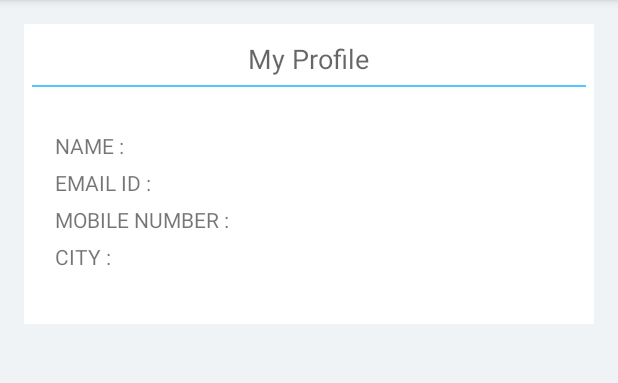
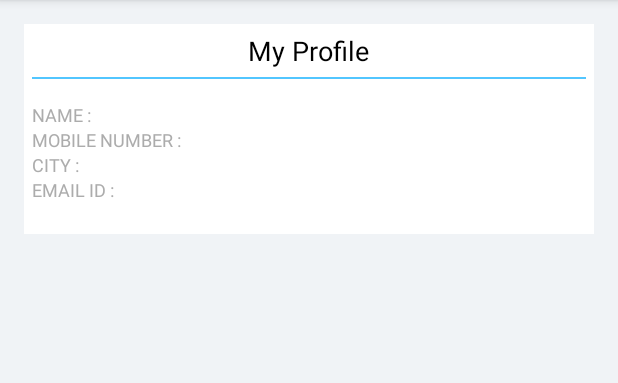
Before and after one commit to abhatia2107/hobby_android, an Android app: the MyProfile screen opened directly, with no data from a screen before it, on a phone screen of 412 x 824 dp, the part 84-467 px from its top. Run offline under Robolectric (Android 15) with nearby library versions, the phone set to English and light mode, and no system bars.

Commit message:
My profile concatenated

```diff
--- a/app/src/main/java/in/hobbyix/hobbyix/MyProfile.java
+++ b/app/src/main/java/in/hobbyix/hobbyix/MyProfile.java
@@ -1,9 +1,9 @@
 package in.hobbyix.hobbyix;
 
 import android.content.Intent;
+import android.os.Bundle;
 import android.support.v7.app.ActionBar;
 import android.support.v7.app.ActionBarActivity;
-import android.os.Bundle;
 import android.util.Log;
 import android.view.Menu;
 import android.view.MenuItem;
@@ -24,22 +24,22 @@ public class MyProfile extends ActionBarActivity {
         ActionBar actionBar = getSupportActionBar();
         actionBar.setHomeButtonEnabled(true);
         actionBar.setDisplayHomeAsUpEnabled(true);
-      //  email=(TextView)findViewById(R.id.email_name);
-        //name=(TextView)findViewById(R.id.name_of_person);
-        //mobileno=(TextView)findViewById(R.id.mobileno);
-        //city=(TextView)findViewById(R.id.city_name);
+        email=(TextView)findViewById(R.id.email_id);
+        name=(TextView)findViewById(R.id.name);
+        mobileno=(TextView)findViewById(R.id.mobile_number);
+        city=(TextView)findViewById(R.id.city);
         //set_profile_contents();
     }
     public static void set_profile_contents()
     {
-
-     /*   String name_person=user_details[0].concat(" ");
+        String name_person=user_details[0].concat(" ");
         name_person=name_person.concat(user_details[1]);
         name.setText(name_person);
-        Log.e("jfk", email+"");
-        email.setText(user_details[4]);
-        city.setText(user_details[2]);
-        mobileno.setText(user_details[3]);*/
+        Log.e("jfk", email + "");
+        name.setText("NAME"+user_details[1]);
+        email.setText("E-MAIL: "+user_details[4]);
+        city.setText("CITY"+user_details[2]);
+        mobileno.setText("MOBILE NUMBER : "+user_details[3]);
     }
 
 
--- a/app/src/main/res/layout/activity_my_profile.xml
+++ b/app/src/main/res/layout/activity_my_profile.xml
@@ -7,11 +7,12 @@
     android:paddingBottom="@dimen/activity_vertical_margin"
     tools:context="in.hobbyix.hobbyix.MyProfile">
 
-    <RelativeLayout
+    <LinearLayout
         android:layout_width="fill_parent"
-        android:layout_height="200dp"
+        android:layout_height="140dp"
         android:background="@color/white"
         android:padding="5dp"
+        android:orientation="vertical"
         android:layout_alignParentLeft="true"
         android:layout_alignParentStart="true"
         android:id="@+id/xyz">
@@ -22,9 +23,8 @@
             android:textAppearance="?android:attr/textAppearanceMedium"
             android:text="My Profile"
             android:id="@+id/Title"
-            android:layout_marginTop="5dp"
-            android:layout_alignParentTop="true"
-            android:layout_centerHorizontal="true" />
+            android:textColor="@color/black"
+            android:layout_gravity="center" />
         <View
             android:layout_width="fill_parent"
             android:layout_marginTop="5dp"
@@ -36,37 +36,26 @@
             android:layout_alignParentStart="true"
             android:id="@+id/header" />
 
-                <TextView
+        <TextView
             android:layout_width="wrap_content"
             android:layout_height="wrap_content"
             android:textAppearance="?android:attr/textAppearanceSmall"
             android:text="NAME : "
+            android:textColor="#e9a4a4a4"
+            android:textSize="12dp"
             android:id="@+id/name"
-            android:layout_marginBottom="5dp"
             android:layout_below="@+id/header"
             android:layout_alignLeft="@+id/header"
-            android:layout_alignStart="@+id/header"
-            android:layout_marginLeft="15dp"
-            android:layout_marginStart="15dp"
-            android:layout_marginTop="14dp" />
+            android:layout_alignStart="@+id/header"/>
+
 
         <TextView
             android:layout_width="wrap_content"
             android:layout_height="wrap_content"
             android:textAppearance="?android:attr/textAppearanceSmall"
-            android:text="EMAIL ID : "
-            android:id="@+id/email_id"
-            android:layout_marginBottom="5dp"
-            android:layout_below="@+id/name"
-            android:layout_alignLeft="@+id/name"
-            android:layout_alignStart="@+id/name" />
-
-        <TextView
-            android:layout_width="wrap_content"
-            android:layout_height="wrap_content"
-            android:textAppearance="?android:attr/textAppearanceSmall"
-            android:text="MOBILE NUMBER : "
-            android:layout_marginBottom="5dp"
+            android:text="MOBILE NUMBER :"
+            android:textColor="#e9a4a4a4"
+            android:textSize="12dp"
             android:id="@+id/mobile_number"
             android:layout_below="@+id/email_id"
             android:layout_alignLeft="@+id/email_id"
@@ -77,15 +66,23 @@
             android:layout_height="wrap_content"
             android:textAppearance="?android:attr/textAppearanceSmall"
             android:text="CITY : "
-            android:layout_marginBottom="5dp"
             android:id="@+id/city"
+            android:textColor="#e9a4a4a4"
+            android:textSize="12dp"
             android:layout_below="@+id/mobile_number"
             android:layout_alignLeft="@+id/mobile_number"
             android:layout_alignStart="@+id/mobile_number" />
-
-
-
-
-
-    </RelativeLayout>
+        <TextView
+            android:layout_width="match_parent"
+            android:layout_height="match_parent"
+            android:textAppearance="?android:attr/textAppearanceSmall"
+            android:text="EMAIL ID : "
+            android:id="@+id/email_id"
+            android:textColor="#e9a4a4a4"
+            android:textSize="12dp"
+            android:layout_marginBottom="5dp"
+            android:layout_below="@+id/city"
+            android:layout_alignLeft="@+id/city"
+            android:layout_alignStart="@+id/city" />
+    </LinearLayout>
 </RelativeLayout>
```
Also changed, not shown: 1 other file.
